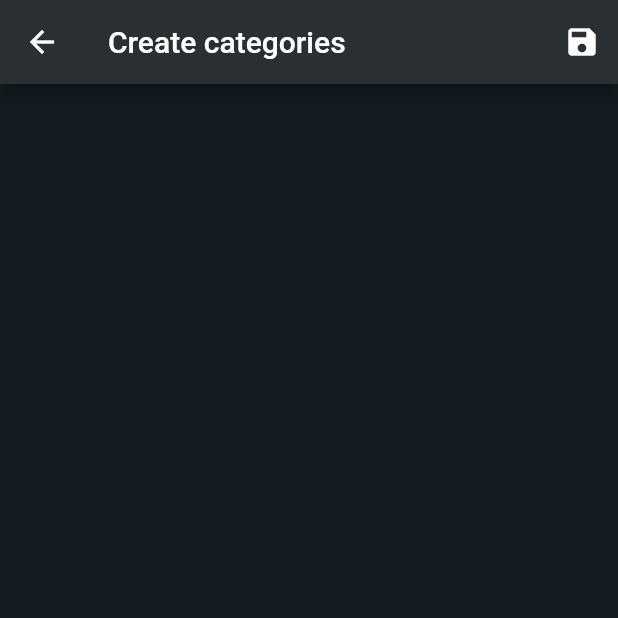
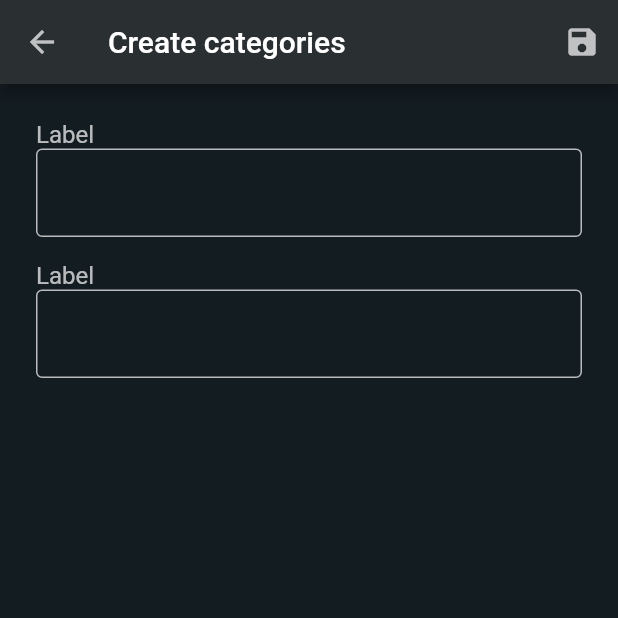
Before and after one commit to felipemvitor/time-tracker-app, a Flutter app: the CreateCategoriesScreen screen opened by its route, on a phone screen of 412 x 824 dp, the top half of it. Run offline on Flutter 3.47's test engine with Material 2 defaults, Android fonts, the phone set to English and light mode, and no system bars.

Commit message:
Styles separated from main file.

```diff
--- /dev/null
+++ b/lib/components/text/EditText.dart
@@ -0,0 +1,31 @@
+import 'package:flutter/material.dart';
+
+class EditText extends StatelessWidget {
+  final String label;
+  final EdgeInsetsGeometry margin;
+
+  EditText(this.label, {this.margin});
+
+  final border =
+      OutlineInputBorder(borderSide: BorderSide(color: Colors.white70));
+
+  @override
+  Widget build(BuildContext context) {
+    return Container(
+      margin: margin,
+      child: Column(
+        crossAxisAlignment: CrossAxisAlignment.start,
+        children: [
+          Text(label, style: Theme.of(context).textTheme.subtitle1),
+          TextField(
+            style: TextStyle(color: Colors.white70),
+            decoration: InputDecoration(
+              border: border,
+              enabledBorder: border,
+            ),
+          ),
+        ],
+      ),
+    );
+  }
+}
--- a/lib/main.dart
+++ b/lib/main.dart
@@ -1,4 +1,5 @@
 import 'package:flutter/material.dart';
+import 'package:time_tracker_flutter_app/styles/Theme.dart';
 
 import './util/Routes.dart';
 import 'screens/dashboard/DashboardScreen.dart';
@@ -11,15 +12,7 @@ class MyApp extends StatelessWidget {
     return MaterialApp(
       debugShowCheckedModeBanner: false,
       title: 'Flutter Demo',
-      theme: ThemeData(
-        scaffoldBackgroundColor: Color(0xFF131C21),
-        textTheme: TextTheme(
-          subtitle1: TextStyle(color: Colors.white70)
-        ),
-        appBarTheme: AppBarTheme(
-          color: Color(0xFF2A2F32),
-        ),
-      ),
+      theme: theme,
       home: DashboardScreen(),
       routes: routes,
     );
--- a/lib/screens/categories/CreateCategoriesScreen.dart
+++ b/lib/screens/categories/CreateCategoriesScreen.dart
@@ -1,6 +1,8 @@
 import 'package:flutter/material.dart';
 
+import '../../components/text/EditText.dart';
 import '../../model/Category.dart';
+import '../../styles/ProjectColors.dart';
 
 class CreateCategoriesScreen extends StatefulWidget {
   @override
@@ -19,25 +21,27 @@ class _CreateCategoriesScreenState extends State<CreateCategoriesScreen> {
       appBar: AppBar(
         title: Text(title),
         leading: IconButton(
-          icon: Icon(
-            Icons.arrow_back,
-            color: Colors.white,
-          ),
+          icon: Icon(Icons.arrow_back, color: ProjectColors.white1),
           onPressed: () {
             Navigator.of(context).pop();
           },
         ),
         actions: [
           IconButton(
-            icon: Icon(
-              Icons.save,
-              color: Colors.white,
-            ),
+            icon: Icon(Icons.save, color: ProjectColors.white1),
             onPressed: () {},
           )
         ],
       ),
-      body: Container(),
+      body: Container(
+        padding: EdgeInsets.all(24.0),
+        child: Column(
+          children: [
+            EditText('Label'),
+            EditText('Label', margin: EdgeInsets.only(top: 16.0))
+          ],
+        ),
+      ),
     );
   }
 }
--- /dev/null
+++ b/lib/styles/ProjectColors.dart
@@ -0,0 +1,12 @@
+import 'dart:ui';
+
+class ProjectColors {
+  static const black1 = const Color(0xFF2A2F32);
+  static const black2 = const Color(0xFF131C21);
+
+  static const green1 = const Color(0xFF55BC7E);
+
+  static const red1 = const Color(0xFFFD413C);
+
+  static const white1 = const Color(0xB3FFFFFF);
+}
--- /dev/null
+++ b/lib/styles/Theme.dart
@@ -0,0 +1,13 @@
+import 'package:flutter/material.dart';
+
+import './ProjectColors.dart';
+
+var theme = ThemeData(
+  scaffoldBackgroundColor: ProjectColors.black2,
+  textTheme: TextTheme(
+    subtitle1: TextStyle(color: ProjectColors.white1),
+  ),
+  appBarTheme: AppBarTheme(
+    color: ProjectColors.black1,
+  ),
+);
```
Also changed, not shown: lib/screens/categories/CategoriesScreen.dart (+3 -8 lines).
